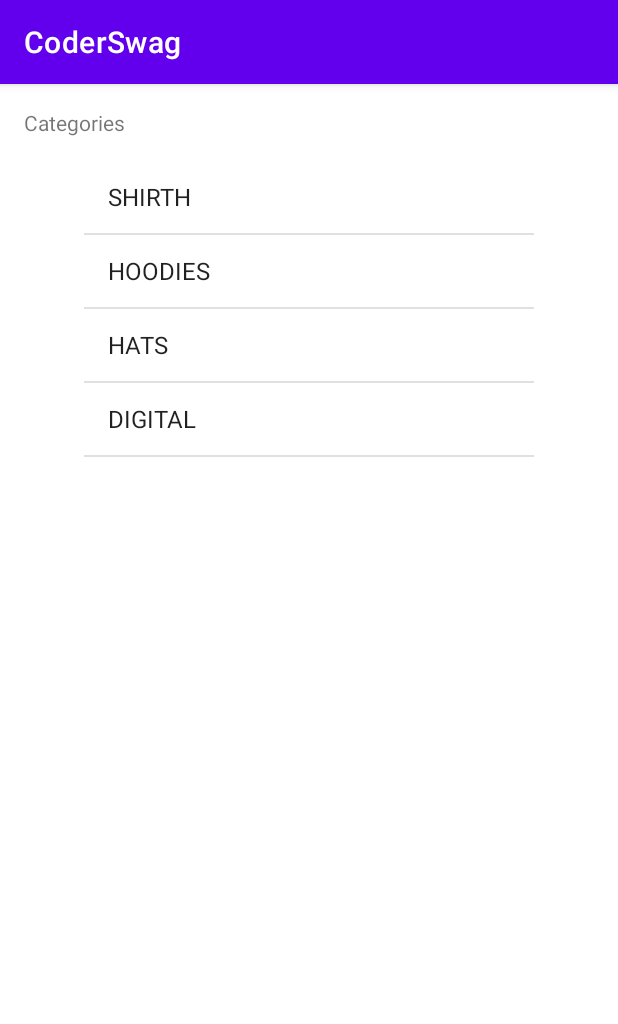
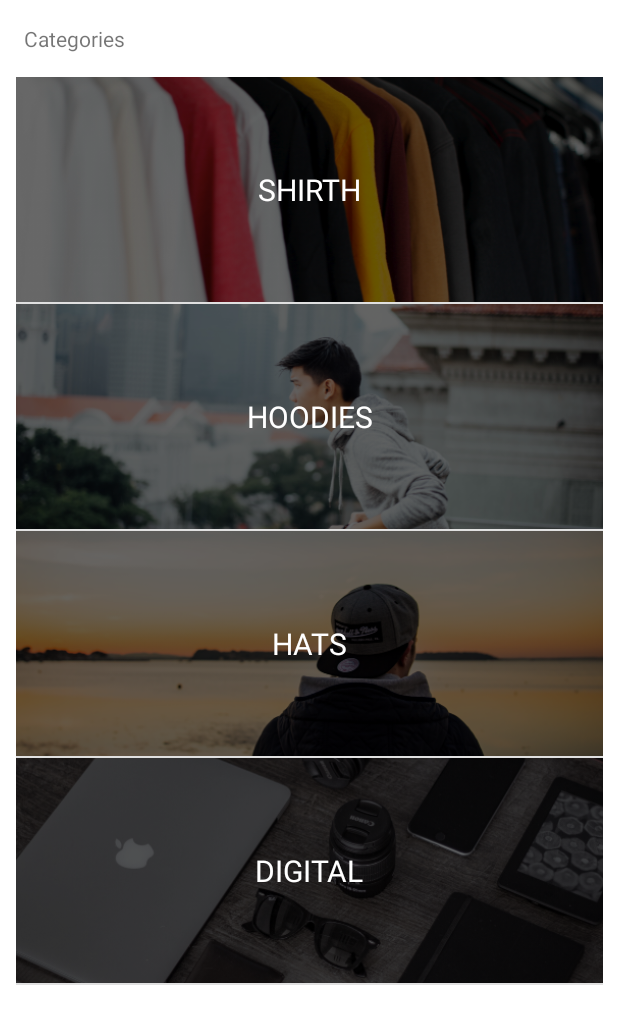
Before and after one commit to nick4402/CoderSwag, an Android app: the screen it shows after launch (MainActivity), on a phone screen of 412 x 824 dp. Shown: the top 1024 px of the screen. Run offline under Robolectric (Android 15) with nearby library versions, the phone set to English and light mode, and no system bars.

Commit message:
lesson 4

```diff
--- /dev/null
+++ b/app/src/main/java/com/nick/coderswag/adapter/CategoryAdapter.kt
@@ -0,0 +1,57 @@
+package com.nick.coderswag.adapter
+
+import android.content.Context
+import android.view.LayoutInflater
+import android.view.View
+import android.view.ViewGroup
+import android.widget.BaseAdapter
+import android.widget.ImageView
+import android.widget.TextView
+import com.nick.coderswag.R
+import com.nick.coderswag.model.Category
+
+class CategoryAdapter(context: Context, categories:List<Category>) : BaseAdapter() {
+
+    val context =context
+    val categories = categories
+
+    override fun getCount(): Int {
+        return categories.count()
+    }
+
+    override fun getItem(position: Int): Any {
+        return categories[position]
+    }
+
+    override fun getItemId(position: Int): Long {
+        return 0
+    }
+
+    override fun getView(position: Int, convertView: View?, parent: ViewGroup?): View {
+        val categoryView : View
+        val holder : ViewHolder
+
+        if (convertView == null) {
+            categoryView = LayoutInflater.from(context).inflate(R.layout.category_list_item,null)
+            holder = ViewHolder()
+            holder.categoryImage = categoryView.findViewById(R.id.categoryImage)
+            holder.categoryName = categoryView.findViewById(R.id.categoryName)
+            categoryView.tag = holder
+        } else {
+            holder = convertView.tag as ViewHolder
+            categoryView = convertView
+        }
+
+
+        val category = categories[position]
+        val resourceId = context.resources.getIdentifier(category.image,"drawable",context.packageName)
+        holder.categoryImage?.setImageResource(resourceId)
+        holder.categoryName?.text = category.title
+        return categoryView
+    }
+
+    private  class ViewHolder {
+        var categoryImage : ImageView? = null
+        var categoryName : TextView? = null
+    }
+}
--- a/app/src/main/java/com/nick/coderswag/controller/MainActivity.kt
+++ b/app/src/main/java/com/nick/coderswag/controller/MainActivity.kt
@@ -4,21 +4,20 @@ import androidx.appcompat.app.AppCompatActivity
 import android.os.Bundle
 import android.widget.ArrayAdapter
 import com.nick.coderswag.R
+import com.nick.coderswag.adapter.CategoryAdapter
 import com.nick.coderswag.model.Category
 import com.nick.coderswag.service.DataService
 import kotlinx.android.synthetic.main.activity_main.*
 
 class MainActivity : AppCompatActivity() {
 
-    lateinit var adapter :ArrayAdapter<Category>
+    lateinit var adapter : CategoryAdapter
 
     override fun onCreate(savedInstanceState: Bundle?) {
         super.onCreate(savedInstanceState)
         setContentView(R.layout.activity_main)
 
-        adapter = ArrayAdapter(this,
-                android.R.layout.simple_list_item_1,
-                DataService.categories)
+        adapter = CategoryAdapter(this,DataService.categories)
 
         categoryList.adapter = adapter
     }
--- a/app/src/main/java/com/nick/coderswag/service/DataService.kt
+++ b/app/src/main/java/com/nick/coderswag/service/DataService.kt
@@ -8,7 +8,7 @@ object DataService {
             Category("SHIRTH","shirtimage"),
             Category("HOODIES","hoodieimage"),
             Category("HATS","hatimage"),
-            Category("DIGITAL","dititalgoodsimage")
+            Category("DIGITAL","digitalgoodsimage")
     )
 
     val hats = listOf(
--- a/app/src/main/res/layout/activity_main.xml
+++ b/app/src/main/res/layout/activity_main.xml
@@ -18,11 +18,12 @@
 
     <ListView
         android:id="@+id/categoryList"
-        android:layout_width="300dp"
-        android:layout_height="500dp"
+        android:layout_width="391dp"
+        android:layout_height="650dp"
         android:layout_marginStart="16dp"
         android:layout_marginTop="16dp"
         android:layout_marginEnd="16dp"
+        app:layout_constraintDimensionRatio="1:1"
         app:layout_constraintEnd_toEndOf="parent"
         app:layout_constraintStart_toStartOf="parent"
         app:layout_constraintTop_toBottomOf="@+id/textView" />
--- a/app/src/main/res/values/themes.xml
+++ b/app/src/main/res/values/themes.xml
@@ -1,6 +1,6 @@
 <resources xmlns:tools="http://schemas.android.com/tools">
     <!-- Base application theme. -->
-    <style name="Theme.CoderSwag" parent="Theme.MaterialComponents.DayNight.DarkActionBar">
+    <style name="Theme.CoderSwag" parent="Theme.MaterialComponents.DayNight.NoActionBar">
         <!-- Primary brand color. -->
         <item name="colorPrimary">@color/purple_500</item>
         <item name="colorPrimaryVariant">@color/purple_700</item>
```
